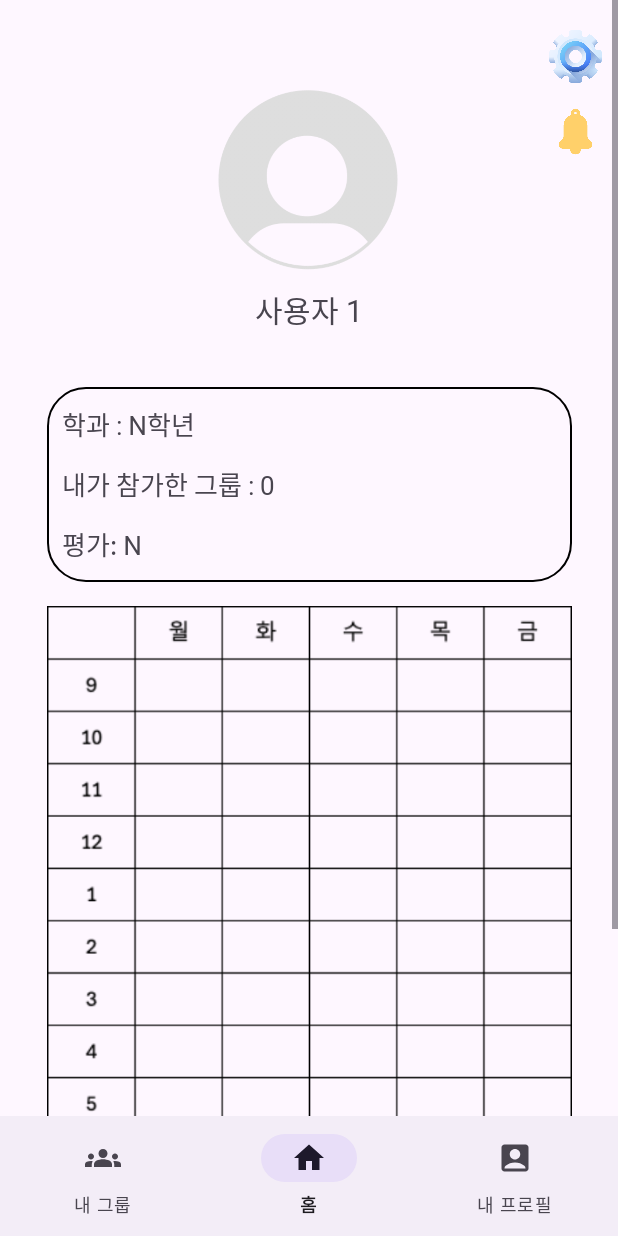
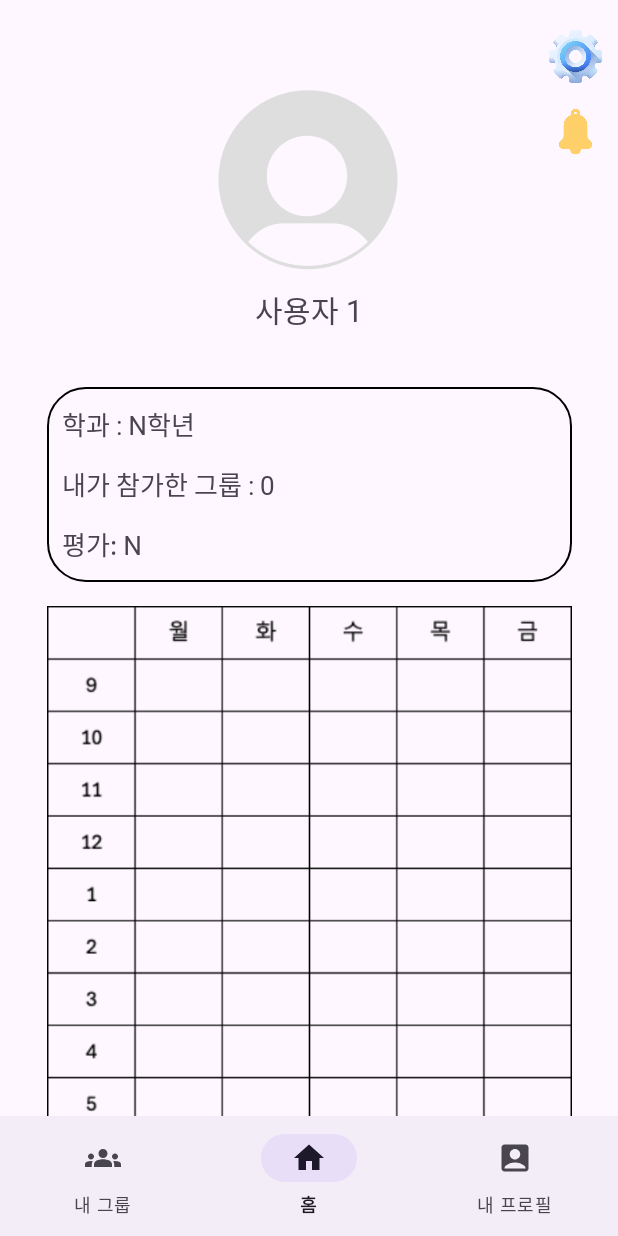
Before and after one commit to SSUssemble/MyGroup, an Android app: the fragment ProfileFragment placed in its activity, on a phone screen of 412 x 824 dp. Run offline under Robolectric (Android 15) with nearby library versions, the phone set to English and light mode, and no system bars; our stand-ins replace CircleImageView, Firebase (no records; nobody signed in at launch, a user with empty details on screens opened directly); pictures from the network do not load.

Commit message:
UI change

```diff
--- a/app/src/main/res/layout/fragment_profile.xml
+++ b/app/src/main/res/layout/fragment_profile.xml
@@ -4,7 +4,8 @@
     xmlns:tools="http://schemas.android.com/tools"
     android:layout_width="match_parent"
     android:layout_height="match_parent"
-    android:fillViewport="true"> <!-- Ensures the content takes up the entire viewport -->
+    android:fillViewport="true"
+    android:scrollbars="none">
 
     <androidx.constraintlayout.widget.ConstraintLayout
         android:layout_width="match_parent"
--- a/app/src/main/res/layout/fragment_room_detail.xml
+++ b/app/src/main/res/layout/fragment_room_detail.xml
@@ -83,7 +83,7 @@
                 android:layout_width="180dp"
                 android:layout_height="wrap_content"
                 android:layout_weight="1"
-                android:text="그룹 참가 신청하기"
+                android:text="참가 신청"
                 android:layout_gravity="left"
                 android:textSize="16sp"
                 android:theme="@style/MediumFont"
@@ -94,7 +94,7 @@
                 android:layout_width="180dp"
                 android:layout_height="wrap_content"
                 android:layout_weight="1"
-                android:text="그룹 나가기"
+                android:text="나가기"
                 android:layout_gravity="right"
                 android:theme="@style/MediumFont"
                 android:layout_marginLeft="20dp"
```
